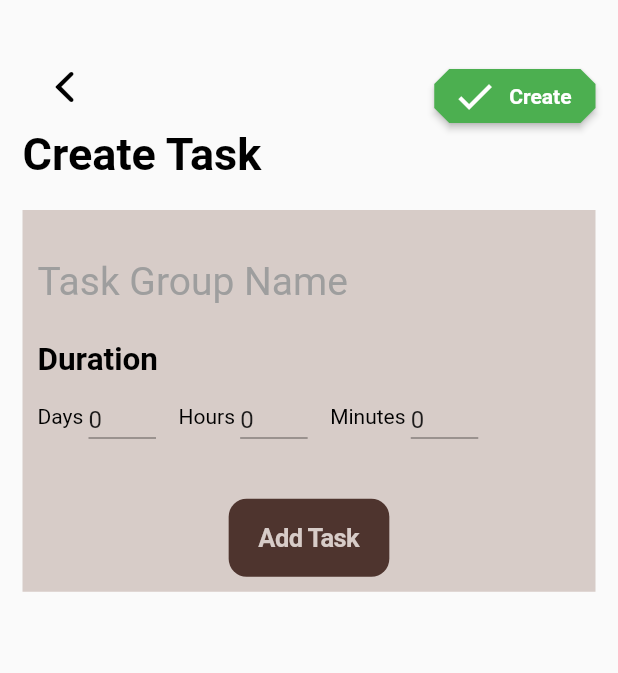
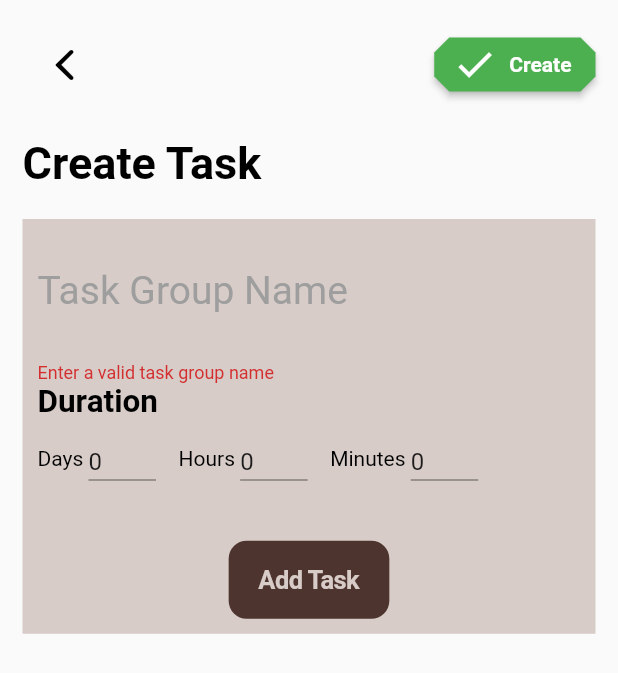
Before and after one commit to lordvidex/TaskMeter, a Flutter app: the CreateTaskGroupScreen screen opened by its route, after a tap on "Create", on a phone screen of 412 x 824 dp. Shown: the top 673 px of the screen. Run offline on Flutter 3.47's test engine with Material 2 defaults, Android fonts, the phone set to English and light mode, and no system bars; our stand-ins replace bloc, equatable, flutter_bloc, flutter_rating_bar, flutter_svg, get_it and 1 more; accounts and stored records are empty.

```diff
--- a/lib/core/algorithms/time_divider.dart
+++ b/lib/core/algorithms/time_divider.dart
@@ -13,6 +13,9 @@
     int difficultyCount = 0;
     // minimum difficulty in the list of tasks
     int minDiff = 3;
+
+    // check if tasks is empty
+    if (taskGroup.tasks.isEmpty) throw TaskTimerException(Error.EmptyTaskGroup);
     //we increment the difficultyCount by the difficulty type of each tasks
     for (var task in taskGroup.tasks) {
       if (task.difficulty == Difficulty.Easy) {
--- a/lib/core/errors.dart
+++ b/lib/core/errors.dart
@@ -6,6 +6,7 @@
 enum Error {
   LongBreakLessThanShortBreak,
   TaskUnitTimeLessThanBreak,
+  EmptyTaskGroup,
 }
 
 class TaskTimerException implements Exception {
@@ -17,6 +18,8 @@
       return "Long Break Time must be greater than short break time";
     } else if (_error == Error.TaskUnitTimeLessThanBreak) {
       return "Smallest time must be greater than break times";
+    } else if (_error == Error.EmptyTaskGroup) {
+      return "Task Group must contain at least one task";
     }
     return super.toString();
   }
--- a/lib/screens/create_task_group_screen.dart
+++ b/lib/screens/create_task_group_screen.dart
@@ -55,7 +55,7 @@
     super.dispose();
   }
 
-  void createTaskGroup() {
+  void createTaskGroup(BuildContext scaffoldContext) {
     if (!_formKey.currentState.validate()) {
       return;
     }
@@ -68,8 +68,10 @@
     try {
       TimeDivider.divideTimeByTask(newTaskGroup);
     } on TaskTimerException catch (e) {
-      //TODO: properly show validation errors
-      print(e.toString());
+      // error occured and should be shown to user in snackbar
+      Scaffold.of(scaffoldContext).removeCurrentSnackBar();
+      Scaffold.of(scaffoldContext)
+          .showSnackBar(SnackBar(content: Text(e.toString())));
       return;
     }
     Provider.of<TaskGroupProvider>(context, listen: false)
@@ -84,20 +86,11 @@
     });
   }
 
-  void _onReorder(int oldIndex, int newIndex) {
-    setState(() {
-      if (newIndex == newTaskGroup.tasks.length) {
-        newIndex = newTaskGroup.tasks.length - 1;
-      }
-      var item = newTaskGroup.tasks.removeAt(oldIndex);
-      newTaskGroup.tasks.insert(newIndex, item);
-    });
-  }
-
   @override
   Widget build(BuildContext context) {
     return Scaffold(
-      body: Form(
+      body: SafeArea(
+        child: Form(
             key: _formKey,
             child: SingleChildScrollView(
               child: Container(
@@ -105,27 +98,27 @@
                 child: Column(
                     crossAxisAlignment: CrossAxisAlignment.start,
                     children: [
-                    Flexible(
-                        flex: 7,
-                        child: TaskGroupPanel(
+                      TaskGroupPanel(
                           createTaskGroup: createTaskGroup,
                           addNewTask: addNewTask,
                           taskGroup: newTaskGroup,
                           titleController: taskGroupTitleController,
                           daysController: durationDaysController,
                           hoursController: durationHoursController,
-                            minutesController: durationMinutesController)),
-                    Flexible(
-                        flex: 5,
+                          minutesController: durationMinutesController),
+                      Expanded(
                         child: ListView.builder(
                           itemBuilder: (ctx, index) => TaskCard(
                               taskGroup: newTaskGroup,
                               isClickable: false,
                               task: newTaskGroup.tasks[index]),
-                            itemCount: newTaskGroup.tasks.length)),
+                          itemCount: newTaskGroup.tasks.length,
+                        ),
+                      ),
                     ]),
               ),
             )),
+      ),
     );
   }
 }
--- a/lib/widgets/create_task_group/task_group_panel_widget.dart
+++ b/lib/widgets/create_task_group/task_group_panel_widget.dart
@@ -8,17 +8,19 @@
 import 'time_textformfield.dart';
 
 class TaskGroupPanel extends StatelessWidget {
-  final Function createTaskGroup;
+  final Function(BuildContext) createTaskGroup;
   final TextEditingController titleController;
   final TextEditingController daysController;
   final TextEditingController hoursController;
   final TextEditingController minutesController;
   final TaskGroup taskGroup;
+  final int taskDays;
   final Function(Task) addNewTask;
   const TaskGroupPanel(
       {this.titleController,
       @required this.createTaskGroup,
       @required this.taskGroup,
+      this.taskDays,
       @required this.addNewTask,
       this.daysController,
       this.minutesController,
@@ -28,43 +30,42 @@
   Widget build(BuildContext context) {
     return Padding(
       padding: const EdgeInsets.all(15.0),
-      child: Stack(
+      child: Column(
+        crossAxisAlignment: CrossAxisAlignment.start,
         children: [
-          Positioned(
-              top: 15,
-              left: 0,
-              child: IconButton(
+          Row(
+            mainAxisAlignment: MainAxisAlignment.spaceBetween,
+            children: [
+              IconButton(
                   onPressed: () => Navigator.of(context).pop(),
-                  icon: Icon(CupertinoIcons.back,
-                      color: Colors.black, size: 32))),
-          Positioned(
-              top: 25,
-              right: 0,
-              child: RaisedButton.icon(
+                  icon:
+                      Icon(CupertinoIcons.back, color: Colors.black, size: 32)),
+              RaisedButton.icon(
                   shape: BeveledRectangleBorder(
                       borderRadius: BorderRadius.circular(10)),
                   icon: Icon(Icons.check, color: Colors.white, size: 30),
-                  onPressed: createTaskGroup,
+                  onPressed: () => createTaskGroup(context),
                   color: Colors.green,
                   label: Text('Create',
-                      style: Constants.coloredLabelTextStyle(Colors.white)))),
-          SingleChildScrollView(
-            child: Column(
-              crossAxisAlignment: CrossAxisAlignment.start,
-              children: [
-                SizedBox(
-                  height: 70,
+                      style: Constants.coloredLabelTextStyle(Colors.white)))
+            ],
           ),
-                Text('Create Task',
-                    style: Theme.of(context).textTheme.headline2),
+          SizedBox(height: 20),
+          Text('Create Task', style: Theme.of(context).textTheme.headline2),
           Container(
               margin: const EdgeInsets.only(top: 20),
-                    decoration:
-                        BoxDecoration(color: taskGroup.taskGroupColor[100]),
+              decoration: BoxDecoration(color: taskGroup.taskGroupColor[100]),
               padding: const EdgeInsets.all(10),
               child: Column(
                 crossAxisAlignment: CrossAxisAlignment.start,
                 children: [
+                  // DropdownButton<int>(
+
+                  //   onChanged: (x)=>
+                  //     items: List.generate(
+                  //         366,
+                  //         (x) => DropdownMenuItem<int>(
+                  //             value: x + 1, child: Text('${x + 1}')))),
                   TextFormField(
                       cursorColor: Colors.grey,
                       controller: titleController,
@@ -79,8 +80,8 @@
                         border: InputBorder.none,
                       )),
                   Text('Duration',
-                            style: TextStyle(
-                                fontSize: 21, fontWeight: FontWeight.bold)),
+                      style:
+                          TextStyle(fontSize: 21, fontWeight: FontWeight.bold)),
                   SizedBox(height: 10),
                   Row(children: [
                     Text('Days '),
@@ -119,9 +120,6 @@
               )),
         ],
       ),
-          ),
-        ],
-      ),
     );
   }
 }
```
Lines whose indentation alone changed are shown as unchanged.
